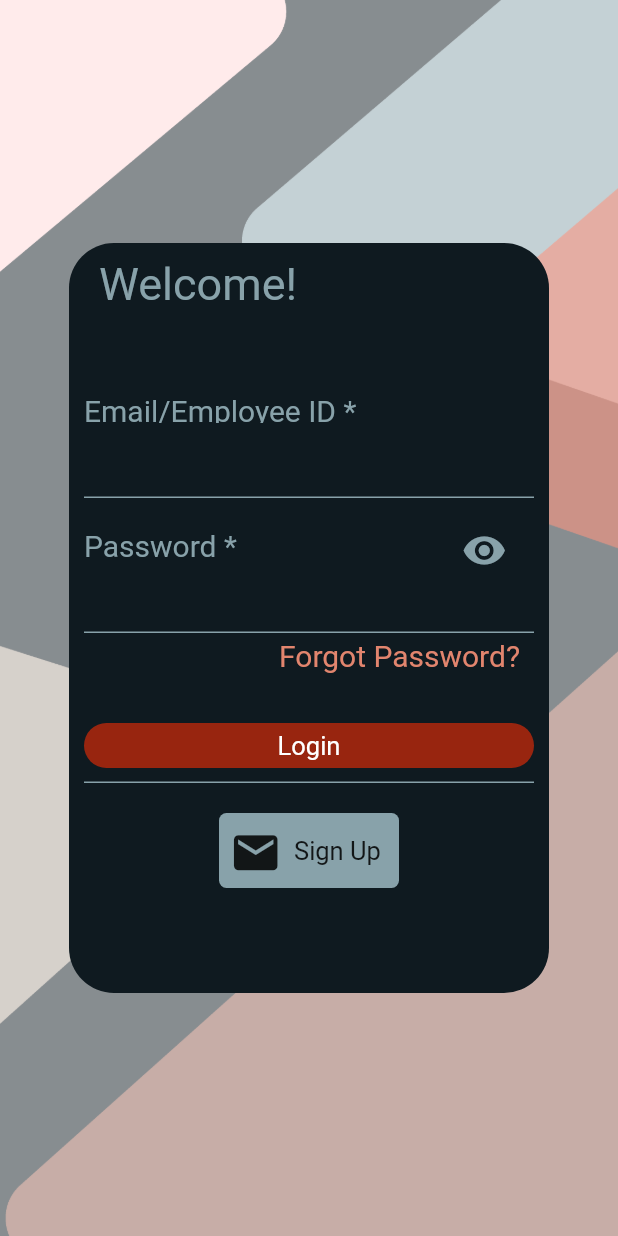
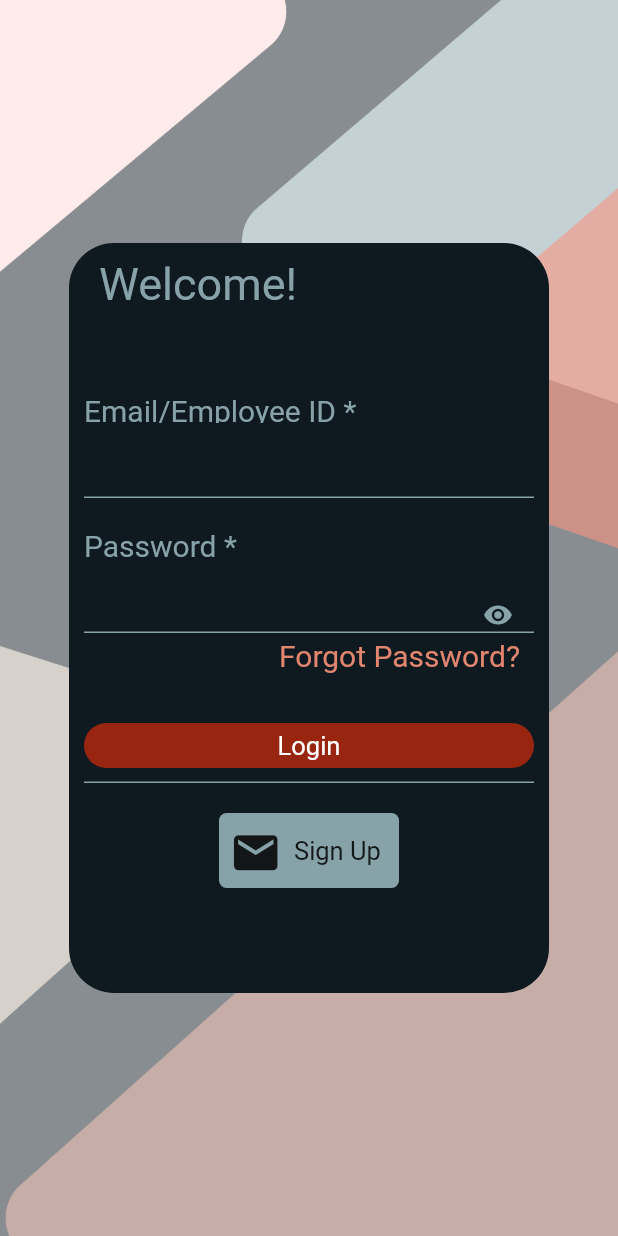
Before and after one commit to Princekumar-Mehta/Flutter_Internship, a Flutter app: the screen it shows after launch, after a tap on "Login", on a phone screen of 412 x 824 dp. Run offline on Flutter 3.47's test engine with Material 2 defaults, Android fonts, the phone set to English and light mode, and no system bars; drawn by our look-alikes of flutter_form_builder; our stand-ins replace image_picker, sqflite; accounts and stored records are empty.

Commit message:
login and signup updated for database

```diff
--- a/lib/screens/loginScreen.dart
+++ b/lib/screens/loginScreen.dart
@@ -1,7 +1,10 @@
 import 'package:flutter/material.dart';
+import 'package:intern_project_v1/Database/db_SignUp.dart';
 import 'package:intern_project_v1/Extras/myColors.dart';
 import '../routes.dart';
 import 'package:flutter_form_builder/flutter_form_builder.dart';
+
+
 class LoginScreen extends StatefulWidget {
   const LoginScreen({Key? key}) : super(key: key);
 
@@ -11,21 +14,12 @@ class LoginScreen extends StatefulWidget {
 
 class _LoginScreenState extends State<LoginScreen> {
   final _formKey = GlobalKey<FormBuilderState>();
-
-  moveToHome(BuildContext context) async{
-    if(_formKey.currentState!.validate()){
-      _formKey.currentState!.save();
-      final form_data = _formKey.currentState?.value;
-      if(_formKey.currentState?.value['email_emp'].toString()=="Prince@gmail.com"&&_formKey.currentState?.value['password'].toString()=='123456'){
-        await Future.delayed(Duration(seconds:1));
-        await Navigator.pushNamed(context,MyRoutes.MySalesOrder);
-        _formKey.currentState!.reset();
-      }else{
+  void showMessage(BuildContext context,String message){
     showDialog<bool>(
       context:context,
       builder: (c)=> AlertDialog(
         title:Text('Alert'),
-            content: Text('Either Password is incorrect or email/employee id doesn\'t exist'),
+        content: Text(message),
         actions: [
           FlatButton(
             child: Text('Okay'),
@@ -35,7 +29,32 @@ class _LoginScreenState extends State<LoginScreen> {
       ),
     );
   }
-
+  moveToHome(BuildContext context) async{
+    await Database_signUp.print_emps();
+    if(_formKey.currentState!.validate()){
+      _formKey.currentState!.save();
+      RegExp _numeric =RegExp(r'^-?[0-9]+$');
+      String? id= _formKey.currentState?.value['email_or_id'].toString();
+      Employee? emp;
+      if(_numeric.hasMatch(id!)){
+         emp = await Database_signUp.getEmp(email: '', id: int.parse(id));
+      }else
+         emp = await Database_signUp.getEmp(email: _formKey.currentState?.value['email_or_id'], id: 0);
+      if(emp==null){
+        showMessage(context,'No Entry with given Email/Id');
+        return;
+      }
+      if(_formKey.currentState?.value['password'].toString()==emp.password){
+        showMessage(context,'Wrong Password');
+        return;
+      }
+      if(emp.status == 'Email Pending'){
+        showMessage(context,'Email Varification Pending');
+        return;
+      }
+      await Future.delayed(Duration(seconds:1));
+      await Navigator.pushNamed(context,MyRoutes.MySalesOrder);
+      _formKey.currentState!.reset();
     }
   }
   bool _isObscure = true;
@@ -112,13 +131,13 @@ class _LoginScreenState extends State<LoginScreen> {
                                           width:300,
                                           height:30,
                                           child:FormBuilderTextField(
-                                              name:'email_emp',
+                                              name:'email_or_id',
                                               decoration: InputDecoration(
                                                 enabledBorder: UnderlineInputBorder(borderSide: BorderSide(color:MyColors.pewterBlue)),
                                               ),
                                               style:TextStyle(color:MyColors.middleRed,fontSize: 20),
                                               validator:(value){
-                                                if(value!.isEmpty){
+                                                if(value==null){
                                                   return "Please Enter Email or Employee Id";
                                                 }
                                                 return null;
@@ -132,8 +151,6 @@ class _LoginScreenState extends State<LoginScreen> {
                                             child: Row(
                                               children:[
                                                 Text("Password *",style:TextStyle(color:MyColors.pewterBlue,fontSize: 20)),
-                                                SizedBox(width:150),
-                                                Icon(Icons.remove_red_eye,color:MyColors.pewterBlue,size:30),
                                               ],
                                             )
                                         ),
@@ -143,17 +160,24 @@ class _LoginScreenState extends State<LoginScreen> {
                                           height:30,
                                           child:FormBuilderTextField(
                                               name:'password',
-                                              obscureText:true,
+                                              obscureText:_isObscure,
                                               decoration: InputDecoration(
                                                 enabledBorder: UnderlineInputBorder(borderSide: BorderSide(color:MyColors.pewterBlue)),
-                                                // suffixIcon: Padding(
-                                                //   padding: EdgeInsets.fromLTRB(0,0,0,40),
-                                                //   child: Icon(Icons.remove_red_eye,color:MyColors.pewterBlue,size:30),
-                                                // ),
+                                                suffixIcon: IconButton(
+                                                  icon:Icon(
+                                                    _isObscure? Icons.visibility:Icons.visibility_off,
+                                                      color:MyColors.pewterBlue,size:20
+                                                  ),
+                                                  onPressed: (){
+                                                    setState(() {
+                                                      _isObscure = !_isObscure;
+                                                    });
+                                                  },
+                                                ),
                                               ),
                                               style:TextStyle(color:MyColors.middleRed,fontSize: 20),
                                               validator:(value){
-                                                if(value!.isEmpty){
+                                                if(value==null){
                                                   return "Please Enter Password";
                                                 }
                                                 return null;
```
Lines whose indentation alone changed are shown as unchanged.
